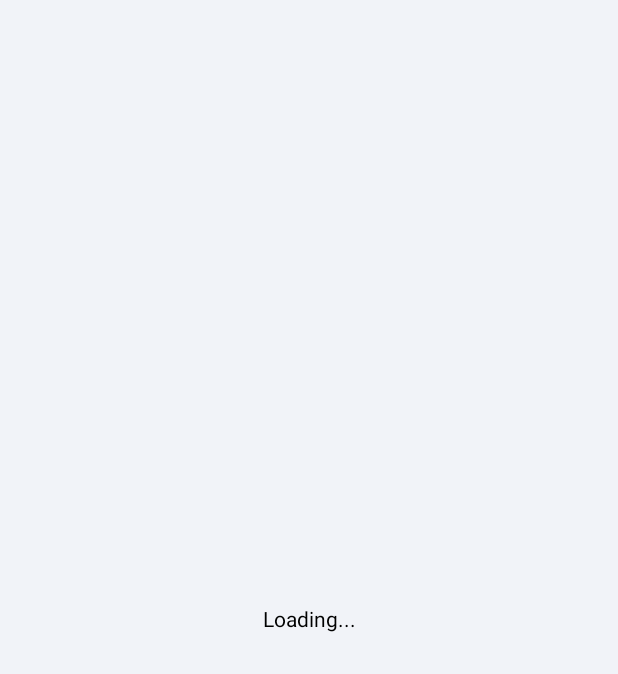
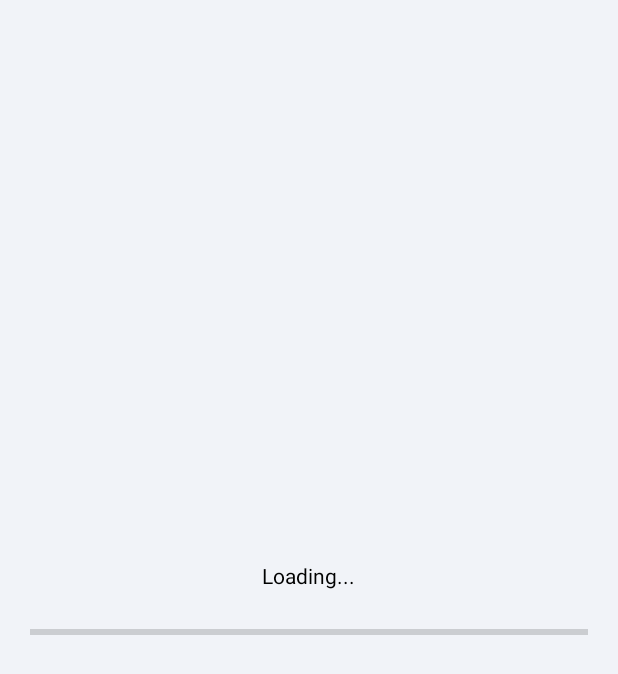
Before and after one commit to nadillachantika/TabunganApp, an Android app: the SplashScreenActivity screen opened directly, with no data from a screen before it, on a phone screen of 412 x 824 dp. Before the commit the part shown is almost empty. Shown: the top 674 px of the screen. Run offline under Robolectric (Android 15) with nearby library versions, the phone set to English and light mode, and no system bars; libraries missing offline, so code that uses them is left out: com.wang.avi; plain views replace AVLoadingIndicatorView.

Commit message:
menambahkan splashscreen animation

```diff
--- a/app/build.gradle
+++ b/app/build.gradle
@@ -90,4 +90,6 @@ dependencies {
 
     implementation "androidx.fragment:fragment:1.2.4"
 
+    implementation 'com.wang.avi:library:2.1.3'
+
 }
--- a/app/src/main/res/layout/activity_splash_screen.xml
+++ b/app/src/main/res/layout/activity_splash_screen.xml
@@ -1,11 +1,14 @@
 <?xml version="1.0" encoding="utf-8"?>
-<androidx.constraintlayout.widget.ConstraintLayout xmlns:android="http://schemas.android.com/apk/res/android"
+<LinearLayout xmlns:android="http://schemas.android.com/apk/res/android"
     xmlns:app="http://schemas.android.com/apk/res-auto"
     xmlns:tools="http://schemas.android.com/tools"
     android:layout_width="match_parent"
     android:layout_height="match_parent"
 
+    android:orientation="vertical"
     android:background="#f1f3f8"
+    android:layout_gravity="center"
+    android:gravity="center"
     tools:context=".SplashScreenActivity">
 
     <TextView
@@ -13,8 +16,25 @@
         android:layout_height="wrap_content"
         android:text="@string/loading"
         android:textColor="#000000"
-        app:layout_constraintBottom_toBottomOf="parent"
-        app:layout_constraintEnd_toEndOf="parent"
-        app:layout_constraintStart_toStartOf="parent"
-        app:layout_constraintTop_toTopOf="parent" />
-</androidx.constraintlayout.widget.ConstraintLayout>
+        android:layout_gravity="center_horizontal" />
+    <ProgressBar
+        android:id="@+id/splash_screen_progress_bar"
+        style="@android:style/Widget.DeviceDefault.ProgressBar.Horizontal"
+        android:layout_width="match_parent"
+        android:layout_height="wrap_content"
+        android:progressTint="#6995c1"
+        android:layout_margin="20dp" />
+<!--    <LinearLayout-->
+<!--        android:id="@+id/lv_loading"-->
+<!--        android:layout_width="wrap_content"-->
+<!--        android:layout_height="wrap_content"-->
+<!--        android:orientation="vertical">-->
+<!--        <com.wang.avi.AVLoadingIndicatorView-->
+<!--            android:id="@+id/avi"-->
+<!--            style="@style/AVLoadingIndicatorView"-->
+<!--            android:layout_width="wrap_content"-->
+<!--            android:layout_height="wrap_content"-->
+<!--            android:visibility="visible"-->
+<!--            app:indicatorName="BallPulseIndicator" />-->
+<!--    </LinearLayout>-->
+</LinearLayout>
```
Also changed, not shown: app/src/main/java/com/nadillla/tabunganapp/SplashScreenActivity.kt (+54 -7 lines).
